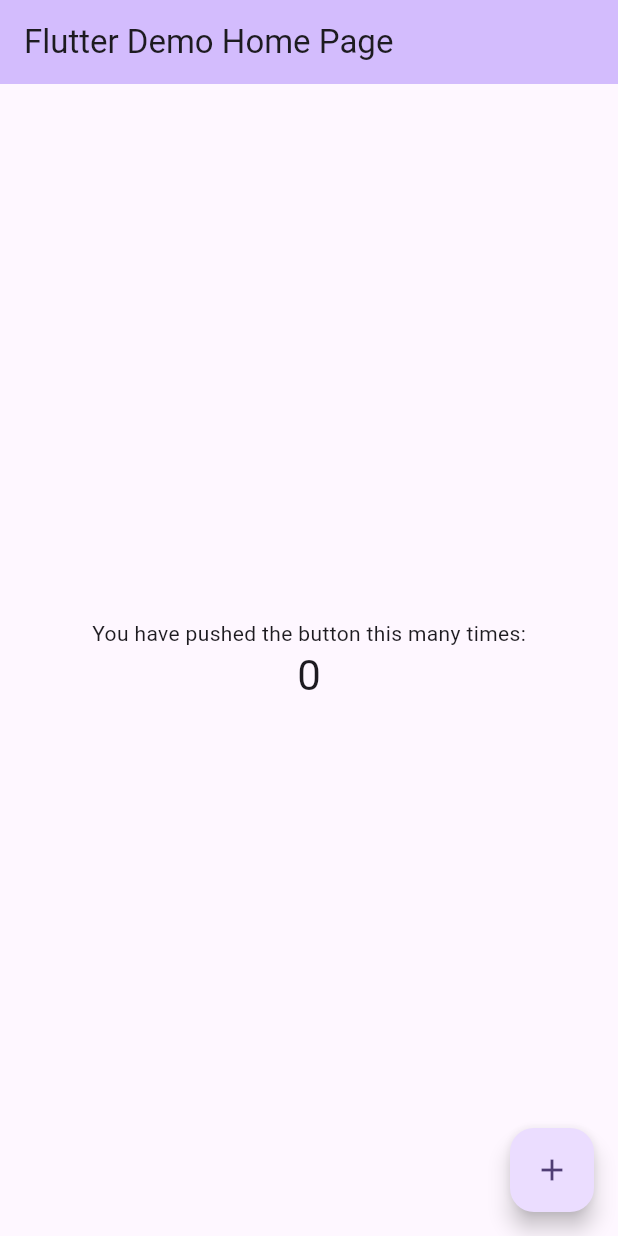
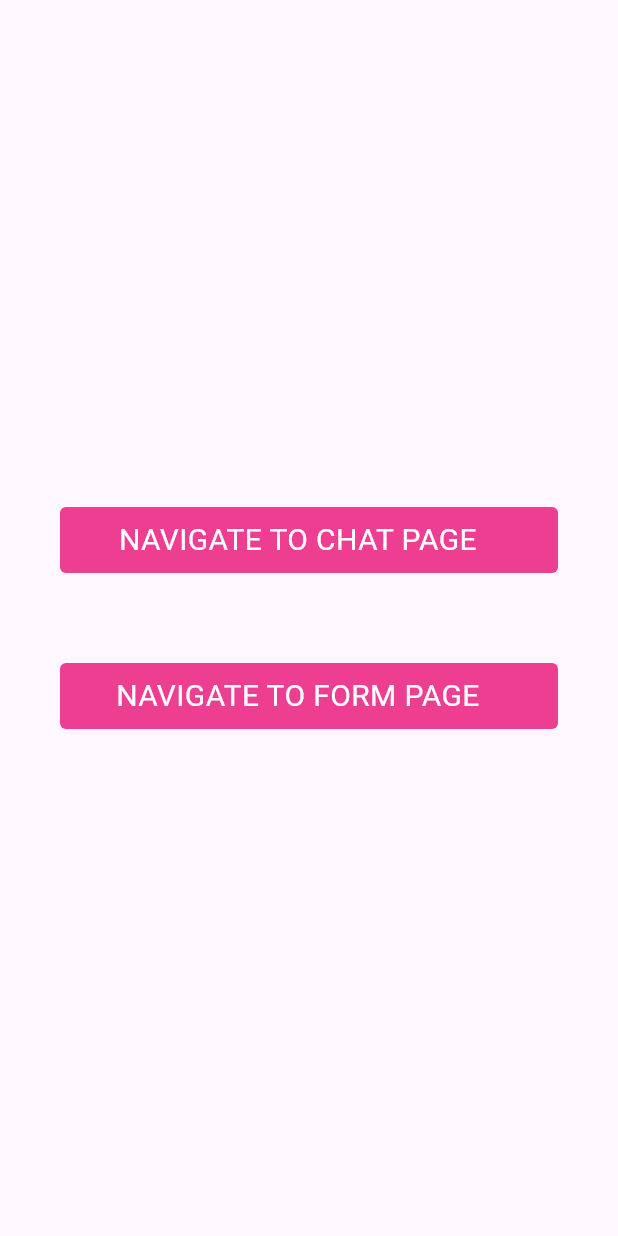
Before and after one commit to DrkDsk/Reflekt_test, a Flutter app: the screen it shows after launch, on a phone screen of 412 x 824 dp. Run offline on Flutter 3.47's test engine with Material 3 defaults, Android fonts, the light colour scheme and no system bars.

Commit message:
navigation implemented

```diff
--- /dev/null
+++ b/lib/core/constants/color.dart
@@ -0,0 +1,4 @@
+import 'package:flutter/material.dart';
+
+const Color textColor = Color(0xff2f076a);
+const Color buttonColor = Color(0xFFee3e92);
--- /dev/null
+++ b/lib/features/chat/presentation/widgets/large_button.dart
@@ -0,0 +1,50 @@
+import 'package:flutter/material.dart';
+
+class LargeButton extends StatelessWidget {
+
+  final Color color;
+  final String title;
+  final String? imageAsset;
+  final VoidCallback onTap;
+
+  const LargeButton({
+    super.key,
+    required this.color,
+    required this.title,
+    this.imageAsset,
+    required this.onTap
+  });
+
+  @override
+  Widget build(BuildContext context) {
+    return GestureDetector(
+      onTap: onTap,
+      child: Container(
+        height: 44,
+        decoration: BoxDecoration(
+          color: color,
+          borderRadius: BorderRadius.circular(4)
+        ),
+        child: Row(
+          mainAxisAlignment: MainAxisAlignment.center,
+          children: [
+            Text(
+              title.toUpperCase(),
+              style: const TextStyle(
+                color: Colors.white,
+                fontSize: 20
+              ),
+            ),
+            const SizedBox(width: 15),
+            if (imageAsset!=null) Padding(
+              padding: const EdgeInsets.only(top: 10, bottom: 10),
+              child: Image(
+                image: AssetImage(imageAsset!),
+              ),
+            )
+          ],
+        ),
+      ),
+    );
+  }
+}
--- /dev/null
+++ b/lib/features/home/presentation/screens/home_screen.dart
@@ -0,0 +1,55 @@
+import 'package:flutter/material.dart';
+import 'package:reflekt_test/core/constants/color.dart';
+import 'package:reflekt_test/features/chat/presentation/screens/chat_screen.dart';
+import 'package:reflekt_test/features/chat/presentation/widgets/large_button.dart';
+import 'package:reflekt_test/features/form/presentation/screens/form_screen.dart';
+
+class HomeScreen extends StatelessWidget {
+  const HomeScreen({super.key});
+
+  @override
+  Widget build(BuildContext context) {
+
+    void navigateChatScreen() {
+      Navigator.push(
+        context,
+        MaterialPageRoute(builder: (context) => const ChatScreen())
+      );
+    }
+
+    void navigateFormScreen() {
+      Navigator.push(
+          context,
+          MaterialPageRoute(builder: (context) => const FormScreen())
+      );
+    }
+
+    return Scaffold(
+      body: SafeArea(
+        child: Center(
+          child: Column(
+            mainAxisAlignment: MainAxisAlignment.center,
+            children: [
+              Padding(
+                padding: const EdgeInsets.symmetric(horizontal: 40, vertical: 30),
+                child: LargeButton(
+                  onTap: navigateChatScreen,
+                  color: buttonColor,
+                  title: "Navigate to Chat Page",
+                ),
+              ),
+              Padding(
+                padding: const EdgeInsets.symmetric(horizontal: 40, vertical: 30),
+                child: LargeButton(
+                  onTap: navigateFormScreen,
+                  color: buttonColor,
+                  title: "Navigate to Form Page",
+                ),
+              )
+            ],
+          ),
+        ),
+      ),
+    );
+  }
+}
--- a/lib/main.dart
+++ b/lib/main.dart
@@ -1,4 +1,5 @@
 import 'package:flutter/material.dart';
+import 'package:reflekt_test/features/home/presentation/screens/home_screen.dart';
 
 void main() {
   runApp(const MyApp());
@@ -11,115 +12,12 @@
   @override
   Widget build(BuildContext context) {
     return MaterialApp(
-      title: 'Flutter Demo',
+      debugShowCheckedModeBanner: false,
       theme: ThemeData(
-        // This is the theme of your application.
-        //
-        // TRY THIS: Try running your application with "flutter run". You'll see
-        // the application has a purple toolbar. Then, without quitting the app,
-        // try changing the seedColor in the colorScheme below to Colors.green
-        // and then invoke "hot reload" (save your changes or press the "hot
-        // reload" button in a Flutter-supported IDE, or press "r" if you used
-        // the command line to start the app).
-        //
-        // Notice that the counter didn't reset back to zero; the application
-        // state is not lost during the reload. To reset the state, use hot
-        // restart instead.
-        //
-        // This works for code too, not just values: Most code changes can be
-        // tested with just a hot reload.
         colorScheme: ColorScheme.fromSeed(seedColor: Colors.deepPurple),
         useMaterial3: true,
       ),
-      home: const MyHomePage(title: 'Flutter Demo Home Page'),
+      home: const HomeScreen(),
     );
   }
 }
-
-class MyHomePage extends StatefulWidget {
-  const MyHomePage({super.key, required this.title});
-
-  // This widget is the home page of your application. It is stateful, meaning
-  // that it has a State object (defined below) that contains fields that affect
-  // how it looks.
-
-  // This class is the configuration for the state. It holds the values (in this
-  // case the title) provided by the parent (in this case the App widget) and
-  // used by the build method of the State. Fields in a Widget subclass are
-  // always marked "final".
-
-  final String title;
-
-  @override
-  State<MyHomePage> createState() => _MyHomePageState();
-}
-
-class _MyHomePageState extends State<MyHomePage> {
-  int _counter = 0;
-
-  void _incrementCounter() {
-    setState(() {
-      // This call to setState tells the Flutter framework that something has
-      // changed in this State, which causes it to rerun the build method below
-      // so that the display can reflect the updated values. If we changed
-      // _counter without calling setState(), then the build method would not be
-      // called again, and so nothing would appear to happen.
-      _counter++;
-    });
-  }
-
-  @override
-  Widget build(BuildContext context) {
-    // This method is rerun every time setState is called, for instance as done
-    // by the _incrementCounter method above.
-    //
-    // The Flutter framework has been optimized to make rerunning build methods
-    // fast, so that you can just rebuild anything that needs updating rather
-    // than having to individually change instances of widgets.
-    return Scaffold(
-      appBar: AppBar(
-        // TRY THIS: Try changing the color here to a specific color (to
-        // Colors.amber, perhaps?) and trigger a hot reload to see the AppBar
-        // change color while the other colors stay the same.
-        backgroundColor: Theme.of(context).colorScheme.inversePrimary,
-        // Here we take the value from the MyHomePage object that was created by
-        // the App.build method, and use it to set our appbar title.
-        title: Text(widget.title),
-      ),
-      body: Center(
-        // Center is a layout widget. It takes a single child and positions it
-        // in the middle of the parent.
-        child: Column(
-          // Column is also a layout widget. It takes a list of children and
-          // arranges them vertically. By default, it sizes itself to fit its
-          // children horizontally, and tries to be as tall as its parent.
-          //
-          // Column has various properties to control how it sizes itself and
-          // how it positions its children. Here we use mainAxisAlignment to
-          // center the children vertically; the main axis here is the vertical
-          // axis because Columns are vertical (the cross axis would be
-          // horizontal).
-          //
-          // TRY THIS: Invoke "debug painting" (choose the "Toggle Debug Paint"
-          // action in the IDE, or press "p" in the console), to see the
-          // wireframe for each widget.
-          mainAxisAlignment: MainAxisAlignment.center,
-          children: <Widget>[
-            const Text(
-              'You have pushed the button this many times:',
-            ),
-            Text(
-              '$_counter',
-              style: Theme.of(context).textTheme.headlineMedium,
-            ),
-          ],
-        ),
-      ),
-      floatingActionButton: FloatingActionButton(
-        onPressed: _incrementCounter,
-        tooltip: 'Increment',
-        child: const Icon(Icons.add),
-      ), // This trailing comma makes auto-formatting nicer for build methods.
-    );
-  }
-}
```
Also changed, not shown: lib/features/chat/presentation/screens/chat_screen.dart (added, +10 -0 lines), lib/features/form/presentation/screens/form_screen.dart (added, +10 -0 lines), lib/features/home/presentation/widgets/back_button_app_bar.dart (added, +33 -0 lines).
